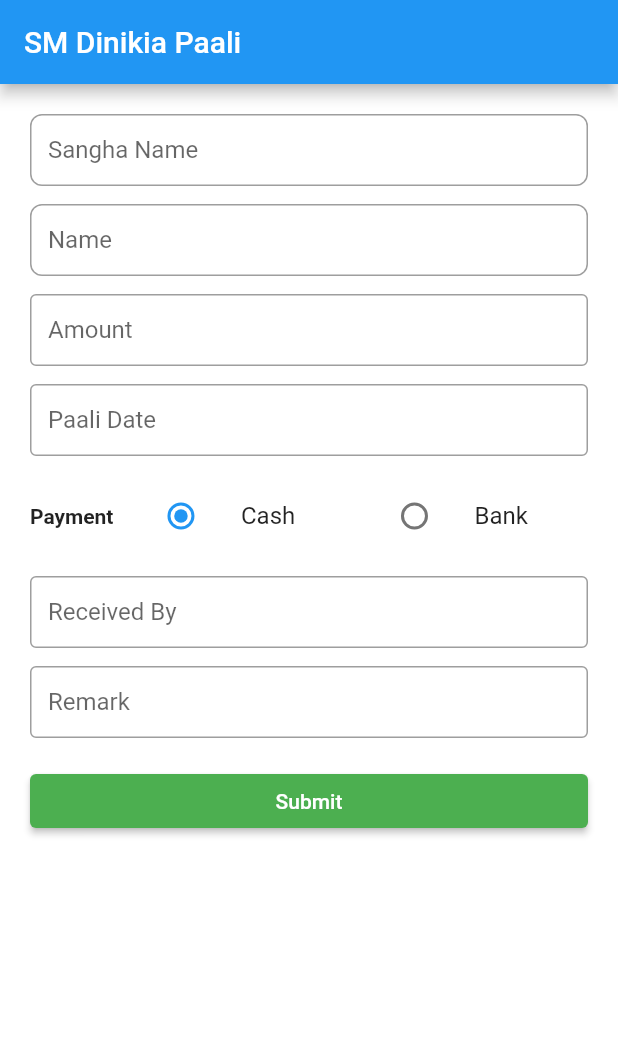
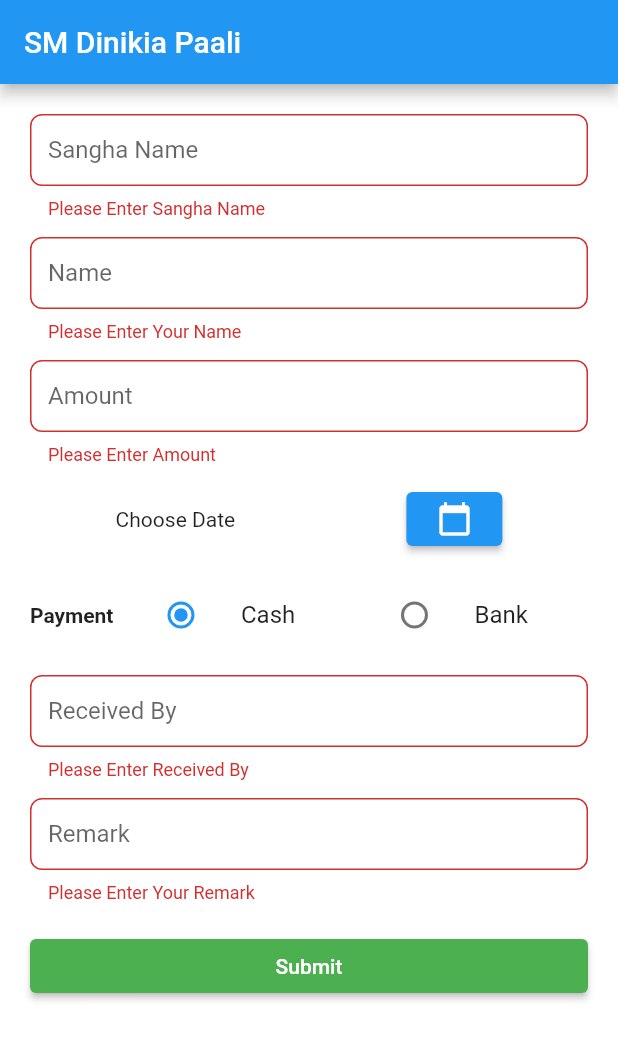
Before and after one commit to tnsmobilesolutions/nssaccounting, a Flutter app: the SMDinikiaPaali screen opened directly, after a tap on "Submit", on a phone screen of 412 x 824 dp. Shown: the top 1040 px of the screen. Run offline on Flutter 3.47's test engine with Material 2 defaults, Android fonts, the phone set to English and light mode, and no system bars; our stand-ins replace flutter_login.

Commit message:
sm_page_commit

```diff
--- a/lib/receipt/sm_dinikia_paali.dart
+++ b/lib/receipt/sm_dinikia_paali.dart
@@ -16,6 +16,17 @@ class _SMDinikiaPaaliState extends State<SMDinikiaPaali> {
   Payment? _paymentMode = Payment.cash;
   PaymentType? _paymentType = PaymentType.online;
 
+  DateTime? _dateTime;
+
+  final _formKey = GlobalKey<FormState>();
+
+  final _sanghaNameController = TextEditingController();
+  final _nameController = TextEditingController();
+  final _amountController = TextEditingController();
+  final _transactionController = TextEditingController();
+  final _receivedController = TextEditingController();
+  final _remarkController = TextEditingController();
+
   @override
   Widget build(BuildContext context) {
     return Scaffold(
@@ -25,11 +36,20 @@ class _SMDinikiaPaaliState extends State<SMDinikiaPaali> {
       body: Padding(
         padding: const EdgeInsets.symmetric(horizontal: 20, vertical: 20),
         child: SingleChildScrollView(
+          child: Form(
+            key: _formKey,
             child: Column(
               mainAxisAlignment: MainAxisAlignment.start,
               crossAxisAlignment: CrossAxisAlignment.stretch,
               children: [
                 TextFormField(
+                  controller: _sanghaNameController,
+                  validator: (value) {
+                    if (value == null || value.isEmpty) {
+                      return 'Please Enter Sangha Name';
+                    }
+                    return null;
+                  },
                   style: TextStyle(height: 0.5, color: Colors.red),
                   decoration: CommonStyle.textFieldStyle(
                       labelTextStr: "Sangha Name",
@@ -37,25 +57,52 @@ class _SMDinikiaPaaliState extends State<SMDinikiaPaali> {
                 ),
                 SizedBox(height: 12),
                 TextFormField(
+                  controller: _nameController,
+                  validator: (value) {
+                    if (value == null || value.isEmpty) {
+                      return 'Please Enter Your Name';
+                    }
+                    return null;
+                  },
                   style: TextStyle(height: 0.5),
                   decoration: CommonStyle.textFieldStyle(
                       labelTextStr: "Name", hintTextStr: "Enter Name"),
                 ),
                 SizedBox(height: 12),
-              TextField(
+                TextFormField(
+                  controller: _amountController,
+                  validator: (value) {
+                    if (value == null || value.isEmpty) {
+                      return 'Please Enter Amount';
+                    }
+                    return null;
+                  },
                   style: TextStyle(height: 0.5),
-                decoration: InputDecoration(
-                    border: OutlineInputBorder(),
-                    labelText: 'Amount',
-                    hintText: 'Amount'),
+                  decoration: CommonStyle.textFieldStyle(
+                      labelTextStr: "Amount", hintTextStr: "Enter Amount"),
                 ),
                 SizedBox(height: 12),
-              TextField(
-                style: TextStyle(height: 0.5),
-                decoration: InputDecoration(
-                    border: OutlineInputBorder(),
-                    labelText: 'Paali Date',
-                    hintText: 'Paali Date'),
+                Row(
+                  mainAxisAlignment: MainAxisAlignment.spaceAround,
+                  children: [
+                    Text(
+                      _dateTime == null ? 'Choose Date' : _dateTime.toString(),
+                    ),
+                    ElevatedButton(
+                        onPressed: () {
+                          showDatePicker(
+                                  context: context,
+                                  initialDate: DateTime.now(),
+                                  firstDate: DateTime(2020),
+                                  lastDate: DateTime(2025))
+                              .then((date) {
+                            setState(() {
+                              _dateTime = date;
+                            });
+                          });
+                        },
+                        child: Icon(Icons.calendar_today)),
+                  ],
                 ),
                 SizedBox(height: 12),
                 Row(
@@ -98,11 +145,10 @@ class _SMDinikiaPaaliState extends State<SMDinikiaPaali> {
                 if (_paymentMode == Payment.bank)
                   Column(
                     children: [
-                    Row(
+                      Column(
                         children: [
                           Text("Mode"),
-                        Flexible(
-                          child: ListTile(
+                          ListTile(
                             title: Text('Online'),
                             leading: Radio<PaymentType>(
                                 value: PaymentType.online,
@@ -113,9 +159,7 @@ class _SMDinikiaPaaliState extends State<SMDinikiaPaali> {
                                   });
                                 }),
                           ),
-                        ),
-                        Flexible(
-                          child: ListTile(
+                          ListTile(
                             title: Text('Cheque'),
                             leading: Radio<PaymentType>(
                                 value: PaymentType.cheque,
@@ -126,9 +170,7 @@ class _SMDinikiaPaaliState extends State<SMDinikiaPaali> {
                                   });
                                 }),
                           ),
-                        ),
-                        Flexible(
-                          child: ListTile(
+                          ListTile(
                             title: Text('DD'),
                             leading: Radio<PaymentType>(
                                 value: PaymentType.dd,
@@ -139,20 +181,24 @@ class _SMDinikiaPaaliState extends State<SMDinikiaPaali> {
                                   });
                                 }),
                           ),
-                        ),
                         ],
                       ),
                       SizedBox(height: 10),
                       Row(
-                      children: const [
+                        children: [
                           Flexible(
-                          child: TextField(
+                            child: TextFormField(
+                              controller: _transactionController,
+                              validator: (value) {
+                                if (value == null || value.isEmpty) {
+                                  return 'Please enter transaction number';
+                                }
+                                return null;
+                              },
                               style: TextStyle(height: 0.5),
-                            decoration: InputDecoration(
-                              border: OutlineInputBorder(),
-                              labelText: 'Transaction Number',
-                              hintText: 'Transaction Number',
-                            ),
+                              decoration: CommonStyle.textFieldStyle(
+                                  labelTextStr: "Transaction Number",
+                                  hintTextStr: "Transaction Number"),
                             ),
                           ),
                         ],
@@ -160,31 +206,55 @@ class _SMDinikiaPaaliState extends State<SMDinikiaPaali> {
                     ],
                   ),
                 SizedBox(height: 12),
-              TextField(
+                TextFormField(
+                  controller: _receivedController,
+                  validator: (value) {
+                    if (value == null || value.isEmpty) {
+                      return 'Please Enter Received By';
+                    }
+                    return null;
+                  },
                   style: TextStyle(height: 0.5),
-                decoration: InputDecoration(
-                    border: OutlineInputBorder(),
-                    labelText: 'Received By',
-                    hintText: 'Received By'),
+                  decoration: CommonStyle.textFieldStyle(
+                      labelTextStr: "Received By", hintTextStr: "Received By"),
                 ),
                 SizedBox(height: 12),
-              TextField(
+                TextFormField(
+                  controller: _remarkController,
+                  validator: (value) {
+                    if (value == null || value.isEmpty) {
+                      return 'Please Enter Your Remark';
+                    }
+                    return null;
+                  },
                   style: TextStyle(height: 0.5),
-                decoration: InputDecoration(
-                    border: OutlineInputBorder(),
-                    labelText: 'Remark',
-                    hintText: 'Remark'),
+                  decoration: CommonStyle.textFieldStyle(
+                      labelTextStr: "Remark", hintTextStr: "Remark"),
                 ),
                 SizedBox(height: 18),
                 ElevatedButton(
                   style: ElevatedButton.styleFrom(primary: Colors.green),
-                onPressed: () {},
+                  onPressed: () {
+                    if (_formKey.currentState!.validate()) {
+                      ScaffoldMessenger.of(context).showSnackBar(
+                        const SnackBar(content: Text('Data Submitted.')),
+                      );
+                      print(_sanghaNameController.text);
+                      print(_nameController.text);
+                      print(_amountController.text);
+                      print(_dateTime);
+                      print(_transactionController.text);
+                      print(_receivedController.text);
+                      print(_remarkController.text);
+                    }
+                  },
                   child: Text('Submit'),
                 ),
               ],
             ),
           ),
         ),
+      ),
     );
   }
 }
```
Lines whose indentation alone changed are shown as unchanged.
